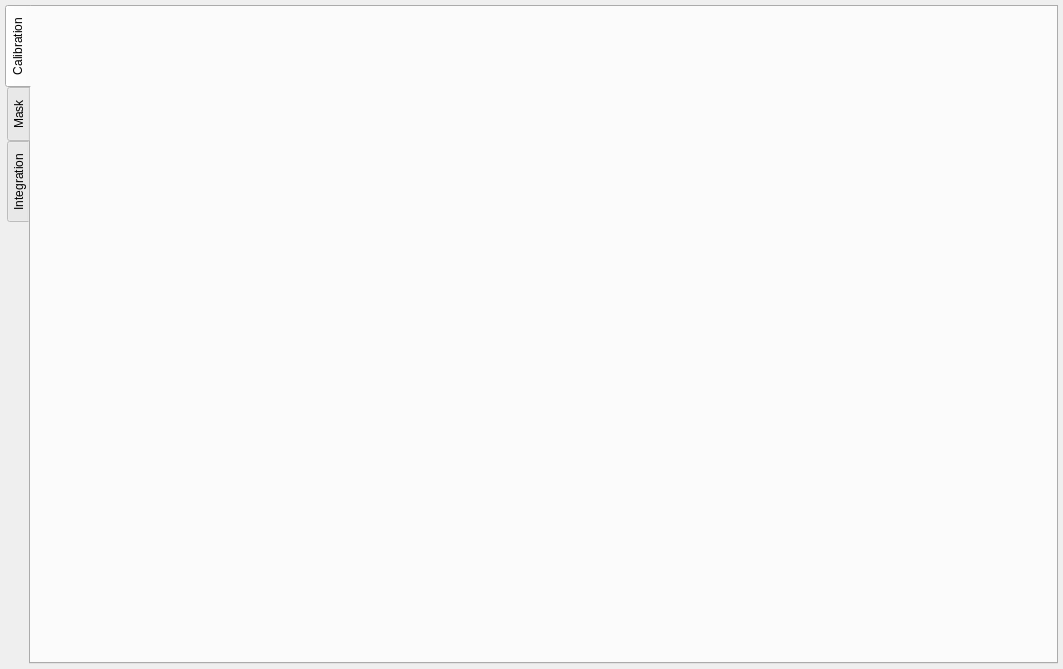
Before: the Qt Designer form PDX main/UiFiles/Main.ui in Dioptas/Dioptas, drawn with Qt 5.
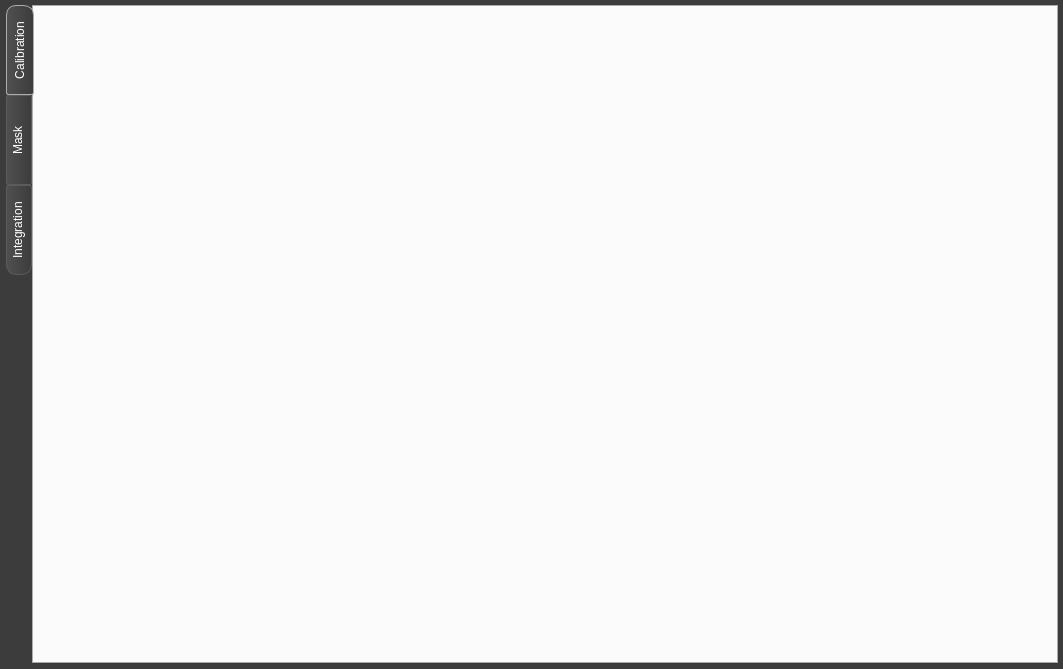
After: the same form once the commit is applied.

Patch:
```diff
--- a/PDX main/UiFiles/Main.ui
+++ b/PDX main/UiFiles/Main.ui
@@ -13,12 +13,57 @@
   <property name="windowTitle">
    <string>Form</string>
   </property>
+  <property name="styleSheet">
+   <string notr="true">#mainView{  
+     background: #3C3C3C;      
+ }  
+   </string>
+  </property>
   <layout class="QGridLayout" name="gridLayout">
    <property name="margin">
     <number>5</number>
    </property>
    <item row="0" column="0">
     <widget class="QTabWidget" name="tabWidget">
+     <property name="styleSheet">
+      <string notr="true">QTabWidget::tab-bar{ 
+}
+
+QTabBar::tab {  
+     background: qlineargradient(spread:pad, x1:1, y1:0, x2:0, y2:0, stop:0 #3C3C3C, stop:1 #505050);
+     border: 1px solid  #5B5B5B;  
+
+     border-radius:2px;
+     padding-right: 10px;  
+     color: #FFF;  
+     width: 18px;  
+    height: 80px;
+    padding: 4px;
+ }  
+   
+ QTabBar::tab:hover {  
+     border-color: #ADADAD;  
+    border-left: 1px solid #ADADAD;
+ }  
+   
+ QTabBar::tab:selected {  
+     border:1px solid  #ADADAD; 
+     border-left: 1px solid #ADADAD;
+    margin-left: 1px;
+ }     
+QTabBar::tab:last{
+    border-bottom-left-radius: 10px;
+    border-bottom-right-radius: 10px;
+}
+QTabBar::tab:first{
+    border-top-left-radius: 10px;
+    border-top-right-radius: 10px;
+}
+ QTabBar::tab:!selected {  
+    margin-left: 1px;
+    padding-left: 2px;
+ }  </string>
+     </property>
      <property name="tabPosition">
       <enum>QTabWidget::West</enum>
      </property>
```
